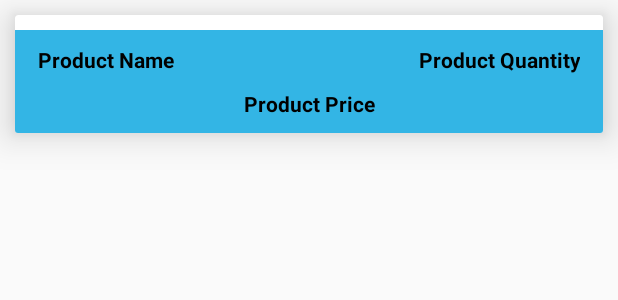
After one commit to mujeeb320/StyleOmegaFashionStore-Final, an Android app: the layout cart_items_layout.xml on its own in the app's theme, with its tools: preview values and no code run, on a phone screen of 412 x 824 dp. The commit adds this screen. Shown: the top 300 px of the screen. Run offline under Robolectric (Android 15) with nearby library versions, the phone set to English and light mode, and no system bars.

Commit message:
cart activity layout

```diff
--- a/app/src/main/AndroidManifest.xml
+++ b/app/src/main/AndroidManifest.xml
@@ -9,7 +9,8 @@
         android:roundIcon="@mipmap/ic_launcher_round"
         android:supportsRtl="true"
         android:theme="@style/AppTheme">
-        <activity android:name=".ProductDetailsActivity"></activity>
+        <activity android:name=".CardActivity"></activity>
+        <activity android:name=".ProductDetailsActivity" />
         <activity android:name=".SettingsActivity" />
         <activity
             android:name=".HomeActivity"
--- a/app/src/main/res/layout/activity_product_details.xml
+++ b/app/src/main/res/layout/activity_product_details.xml
@@ -69,12 +69,14 @@
 
     <Button
         android:id="@+id/add_to_cart_buttonpd"
-        android:layout_width="match_parent"
+        android:layout_width="wrap_content"
         android:layout_height="wrap_content"
         android:background="@android:color/holo_blue_light"
         android:layout_marginTop="30dp"
         android:layout_below="@id/number_button"
         android:textColor="@android:color/black"
+        android:gravity="center"
+        android:layout_centerHorizontal="true"
         android:textSize="18dp"
         android:text="Add Product To Your Cart"/>
 
--- /dev/null
+++ b/app/src/main/res/layout/cart_items_layout.xml
@@ -0,0 +1,60 @@
+<?xml version="1.0" encoding="utf-8"?>
+<androidx.cardview.widget.CardView xmlns:android="http://schemas.android.com/apk/res/android"
+    xmlns:app="http://schemas.android.com/apk/res-auto"
+    android:orientation="vertical"
+    android:layout_width="match_parent"
+    android:layout_height="wrap_content"
+    android:layout_margin="10dp"
+    android:elevation="15dp"
+    app:cardElevation="15dp">
+
+    <RelativeLayout
+        android:layout_width="match_parent"
+        android:layout_height="match_parent"
+        android:background="@android:color/holo_blue_light"
+        android:padding="10dp"
+        android:layout_marginTop="10dp"
+        >
+
+        <TextView
+
+            android:id="@+id/cart_product_name"
+            android:layout_width="160dp"
+            android:layout_height="wrap_content"
+            android:text="Product Name"
+            android:textColor="@android:color/black"
+            android:textSize="14dp"
+            android:layout_marginLeft="5dp"
+            android:textStyle="bold"/>
+
+        <TextView
+            android:id="@+id/cart_product_quantity"
+            android:layout_width="160dp"
+            android:layout_height="wrap_content"
+            android:layout_alignParentEnd="true"
+            android:layout_marginLeft="5dp"
+            android:text="Product Quantity"
+            android:textAlignment="textEnd"
+            android:textColor="@android:color/black"
+            android:textSize="14dp"
+            android:layout_marginRight="5dp"
+            android:textStyle="bold"/>
+        <TextView
+            android:id="@+id/cart_product_price"
+            android:layout_width="match_parent"
+            android:layout_height="wrap_content"
+            android:gravity="center"
+            android:layout_below="@id/cart_product_quantity"
+            android:text="Product Price"
+            android:textColor="@android:color/black"
+            android:textSize="14dp"
+            android:layout_marginTop="10dp"
+
+            android:textStyle="bold"/>
+
+    </RelativeLayout>
+
+
+
+
+</androidx.cardview.widget.CardView>
```
Also changed, not shown: app/src/main/java/com/example/styleomegafashionstore/CardActivity.java (added, +28 -0 lines), app/src/main/res/layout/activity_card.xml (added, +53 -0 lines).
